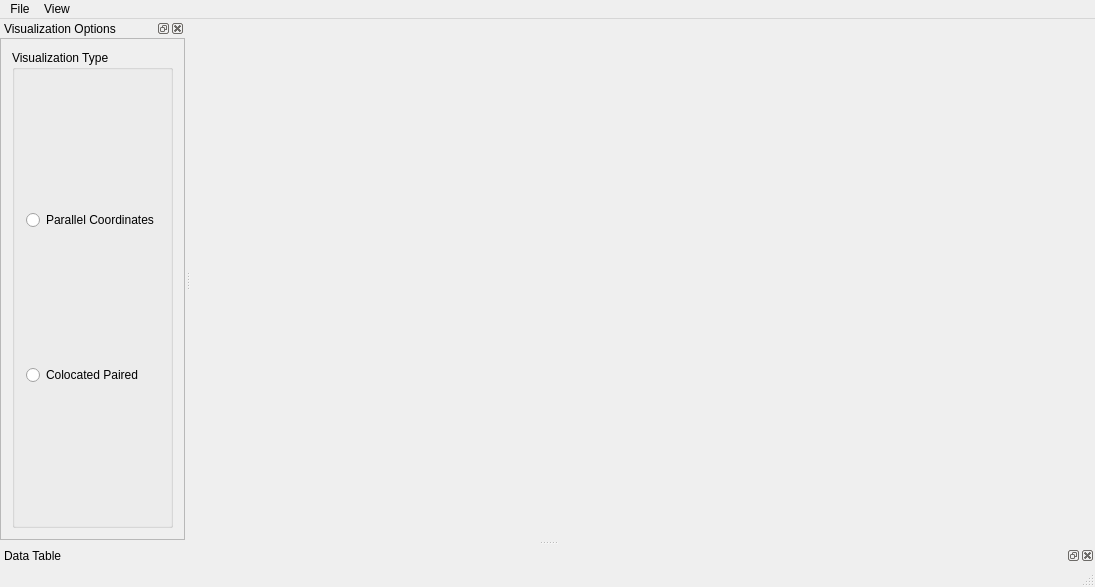
First picture: the form in Application/LotsOfLinesApp/LotsOfLinesApp/LotsOfLinesApp.ui, repository DarthCoder117/Lots-of-Lines, before the edit.
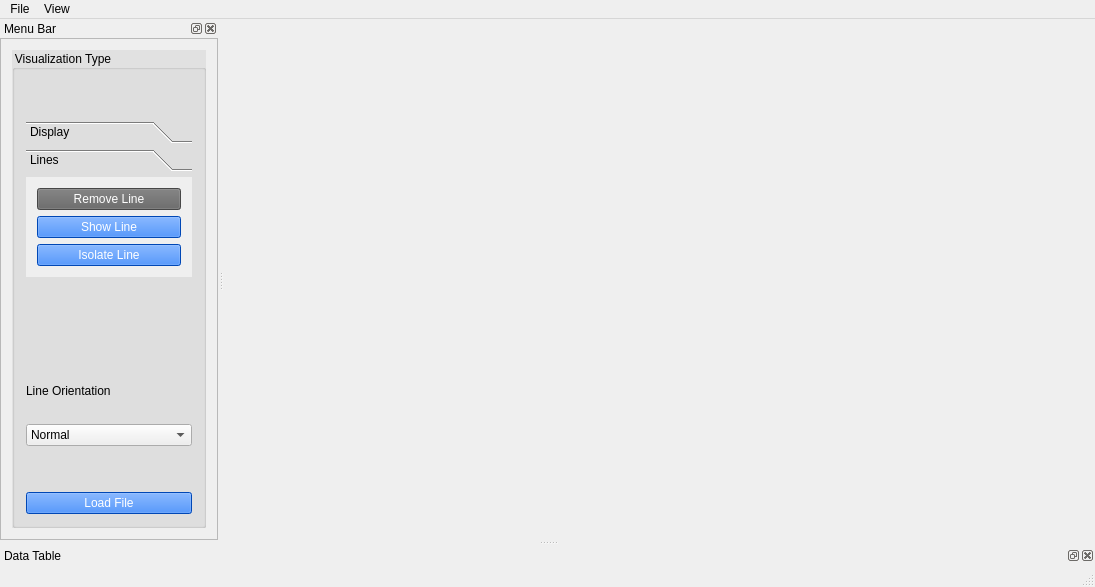
Second picture: the form after the edit.

The edit to the form file:
```diff
--- a/Application/LotsOfLinesApp/LotsOfLinesApp/LotsOfLinesApp.ui
+++ b/Application/LotsOfLinesApp/LotsOfLinesApp/LotsOfLinesApp.ui
@@ -54,8 +54,28 @@
   </widget>
   <widget class="QStatusBar" name="statusBar"/>
   <widget class="QDockWidget" name="sidebarDockWidget">
+   <property name="styleSheet">
+    <string notr="true">QPushButton {
+	background-color: rgb(0, 100, 254);
+	color: rgb(255, 255, 255);
+}
+QDockWidget{
+	background-color: rgb(225, 225, 225);
+	page-color: rgb(200,200,200);
+}
+QGroupBox{
+	background-color: rgb(225,225,225);
+}
+QToolBox{
+	page-color:rgb(205,205,205);
+}
+QCheckBox{
+	color: rgb(25,25,25);
+}
+</string>
+   </property>
    <property name="windowTitle">
-    <string>Visualization Options</string>
+    <string>Menu Bar</string>
    </property>
    <attribute name="dockWidgetArea">
     <number>1</number>
@@ -84,21 +104,171 @@
          <rect>
           <x>0</x>
           <y>0</y>
-          <width>156</width>
-          <height>355</height>
+          <width>185</width>
+          <height>480</height>
          </rect>
         </property>
         <layout class="QVBoxLayout" name="verticalLayout_2">
          <item>
           <widget class="QGroupBox" name="visualizationOptionsGroupBox">
+           <property name="styleSheet">
+            <string notr="true"/>
+           </property>
            <property name="title">
             <string>Visualization Type</string>
            </property>
            <layout class="QVBoxLayout" name="verticalLayout_3">
             <item>
-             <widget class="QRadioButton" name="radioButton_2">
+             <spacer name="verticalSpacer_3">
+              <property name="orientation">
+               <enum>Qt::Vertical</enum>
+              </property>
+              <property name="sizeHint" stdset="0">
+               <size>
+                <width>20</width>
+                <height>40</height>
+               </size>
+              </property>
+             </spacer>
+            </item>
+            <item>
+             <widget class="QToolBox" name="toolBox">
+              <property name="styleSheet">
+               <string notr="true">QToolBox{
+	color: rgb(205, 205, 205);
+}</string>
+              </property>
+              <property name="currentIndex">
+               <number>1</number>
+              </property>
+              <widget class="QWidget" name="page">
+               <property name="geometry">
+                <rect>
+                 <x>0</x>
+                 <y>0</y>
+                 <width>147</width>
+                 <height>104</height>
+                </rect>
+               </property>
+               <attribute name="label">
+                <string>Display</string>
+               </attribute>
+               <layout class="QVBoxLayout" name="verticalLayout_4">
+                <item>
+                 <widget class="QCheckBox" name="checkBox_3">
+                  <property name="text">
+                   <string>Radial Paired</string>
+                  </property>
+                 </widget>
+                </item>
+                <item>
+                 <widget class="QCheckBox" name="checkBox_2">
+                  <property name="text">
+                   <string>Shifted Paired</string>
+                  </property>
+                 </widget>
+                </item>
+                <item>
+                 <widget class="QCheckBox" name="checkBox_4">
+                  <property name="text">
+                   <string>Collocated Coordinate</string>
+                  </property>
+                 </widget>
+                </item>
+                <item>
+                 <widget class="QCheckBox" name="checkBox">
+                  <property name="text">
+                   <string>Parallel Coordinate</string>
+                  </property>
+                 </widget>
+                </item>
+               </layout>
+              </widget>
+              <widget class="QWidget" name="page_2">
+               <property name="geometry">
+                <rect>
+                 <x>0</x>
+                 <y>-26</y>
+                 <width>130</width>
+                 <height>99</height>
+                </rect>
+               </property>
+               <attribute name="label">
+                <string>Lines</string>
+               </attribute>
+               <layout class="QVBoxLayout" name="verticalLayout_5">
+                <item>
+                 <widget class="QPushButton" name="pushButton_2">
+                  <property name="styleSheet">
+                   <string notr="true">QPushButton{
+	background-color: rgb(100,100, 100);
+}</string>
+                  </property>
+                  <property name="text">
+                   <string>Remove Line</string>
+                  </property>
+                 </widget>
+                </item>
+                <item>
+                 <widget class="QPushButton" name="pushButton_3">
+                  <property name="styleSheet">
+                   <string notr="true"/>
+                  </property>
+                  <property name="text">
+                   <string>Show Line</string>
+                  </property>
+                 </widget>
+                </item>
+                <item>
+                 <widget class="QPushButton" name="pushButton_4">
+                  <property name="text">
+                   <string>Isolate Line</string>
+                  </property>
+                 </widget>
+                </item>
+               </layout>
+              </widget>
+             </widget>
+            </item>
+            <item>
+             <spacer name="verticalSpacer_2">
+              <property name="orientation">
+               <enum>Qt::Vertical</enum>
+              </property>
+              <property name="sizeHint" stdset="0">
+               <size>
+                <width>20</width>
+                <height>40</height>
+               </size>
+              </property>
+             </spacer>
+            </item>
+            <item>
+             <spacer name="verticalSpacer_4">
+              <property name="orientation">
+               <enum>Qt::Vertical</enum>
+              </property>
+              <property name="sizeHint" stdset="0">
+               <size>
+                <width>20</width>
+                <height>40</height>
+               </size>
+              </property>
+             </spacer>
+            </item>
+            <item>
+             <widget class="QLabel" name="label">
+              <property name="minimumSize">
+               <size>
+                <width>0</width>
+                <height>54</height>
+               </size>
+              </property>
+              <property name="styleSheet">
+               <string notr="true"/>
+              </property>
               <property name="text">
-               <string>Parallel Coordinates</string>
+               <string>Line Orientation</string>
               </property>
               <attribute name="buttonGroup">
                <string notr="true">visualizationTypeButtonGroup</string>
@@ -106,9 +276,41 @@
              </widget>
             </item>
             <item>
-             <widget class="QRadioButton" name="radioButton">
+             <widget class="QComboBox" name="comboBox">
+              <item>
+               <property name="text">
+                <string>Normal</string>
+               </property>
+              </item>
+              <item>
+               <property name="text">
+                <string>PC Adaptation</string>
+               </property>
+              </item>
+              <item>
+               <property name="text">
+                <string>Non-PC</string>
+               </property>
+              </item>
+             </widget>
+            </item>
+            <item>
+             <spacer name="verticalSpacer">
+              <property name="orientation">
+               <enum>Qt::Vertical</enum>
+              </property>
+              <property name="sizeHint" stdset="0">
+               <size>
+                <width>20</width>
+                <height>40</height>
+               </size>
+              </property>
+             </spacer>
+            </item>
+            <item>
+             <widget class="QPushButton" name="pushButton">
               <property name="text">
-               <string>Colocated Paired</string>
+               <string>Load File</string>
               </property>
               <attribute name="buttonGroup">
                <string notr="true">visualizationTypeButtonGroup</string>
```
Left out of the diff: 9 changed lines with no effect on the pictures.
